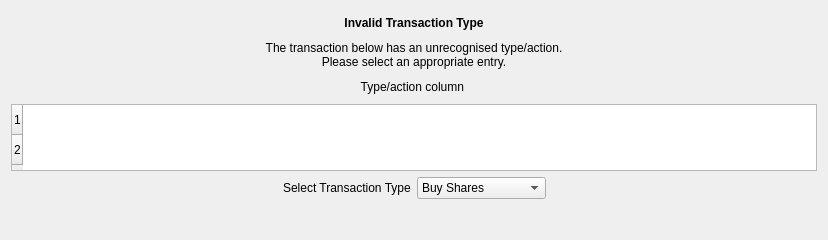
Qt form kmymoney/plugins/csvimport/redefinedlgdecl.ui (KDE/kmymoney) before a commit.
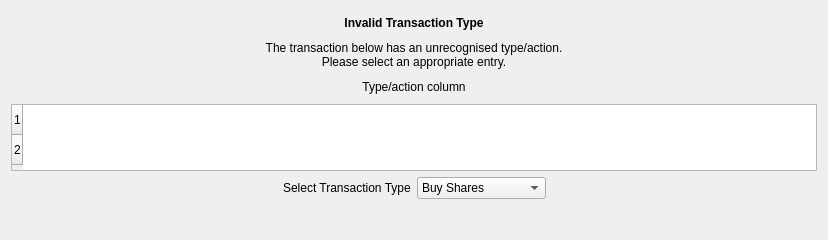
The same form after that commit. Custom widgets are drawn as their Qt base class.

Commit message: BUG:309774 - Add capability to copy an investment activity type or detail/description to memo field.

```diff
--- a/kmymoney/plugins/csvimport/redefinedlgdecl.ui
+++ b/kmymoney/plugins/csvimport/redefinedlgdecl.ui
@@ -53,7 +53,7 @@
       <string notr="true"/>
      </property>
      <property name="text">
-      <string comment="the number of the column containing error">Type/action column </string>
+      <string comment="the number of the column containing error">Type/action column</string>
      </property>
      <property name="alignment">
       <set>Qt::AlignCenter</set>
```
The commit also changes 7 other files.
